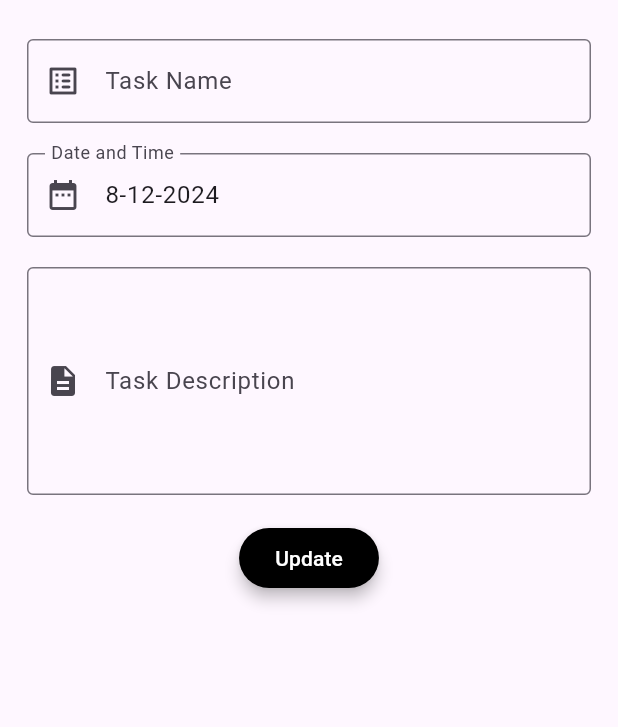
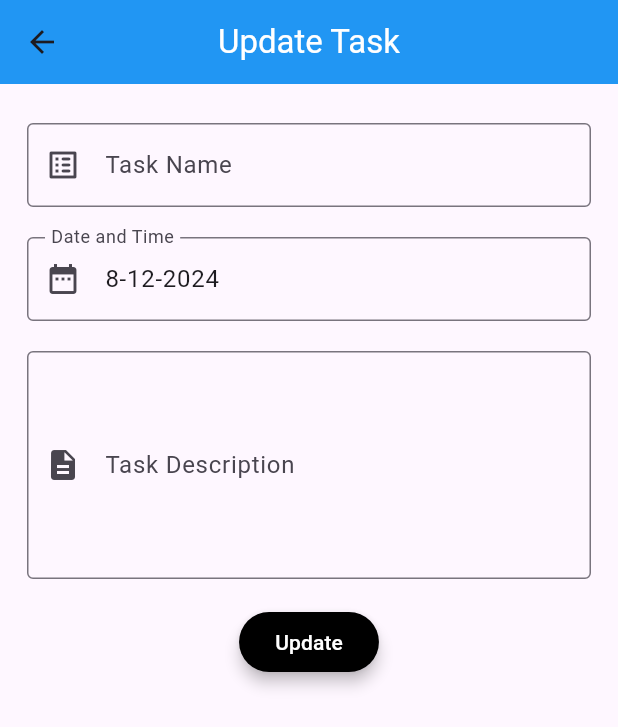
Before and after one commit to PsdeveloperFlutter/lufickapp, a Flutter app: the Mainpart screen opened directly, on a phone screen of 412 x 824 dp. Shown: the top 727 px of the screen. Run offline on Flutter 3.47's test engine with Material 3 defaults, Android fonts, the phone set to English and light mode, and no system bars; our stand-ins replace flutter_tts, get, image_picker, share_plus, sqflite; missing offline and left inert: particles_flutter; accounts and stored records are empty.

Commit message:
Hii It is My Flutter Internship work

```diff
--- a/lib/Todo_Application/screen/Screen of Operation_update.dart
+++ b/lib/Todo_Application/screen/Screen of Operation_update.dart
@@ -26,10 +26,20 @@ class _MainpartState extends State<Mainpart> {
   }
 
   Widget build(BuildContext context) {
-    return Scaffold(body:SingleChildScrollView(
+
+    return Scaffold(
+      appBar: AppBar(
+
+        title: Text("Update Task",style: TextStyle(color: Colors.white),),
+        centerTitle: true,
+        backgroundColor: Colors.blue,
+      ),
+      body:SingleChildScrollView(
       child: Padding(
         padding: const EdgeInsets.all(8.0),
         child: Column(
+          mainAxisAlignment: MainAxisAlignment.center,
+          crossAxisAlignment: CrossAxisAlignment.center,
           children: [
             SizedBox(height: 8),
             Padding(
```
Also changed, not shown: lib/Todo_Application/screen/Creation_of_task.dart (+95 -1 lines).
